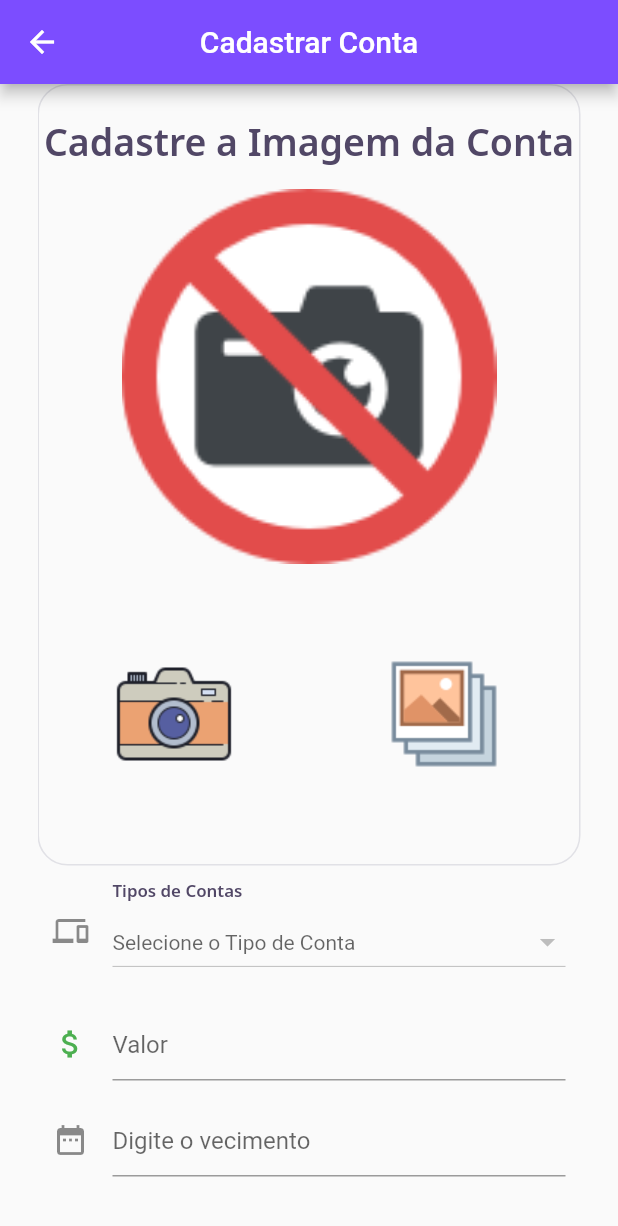
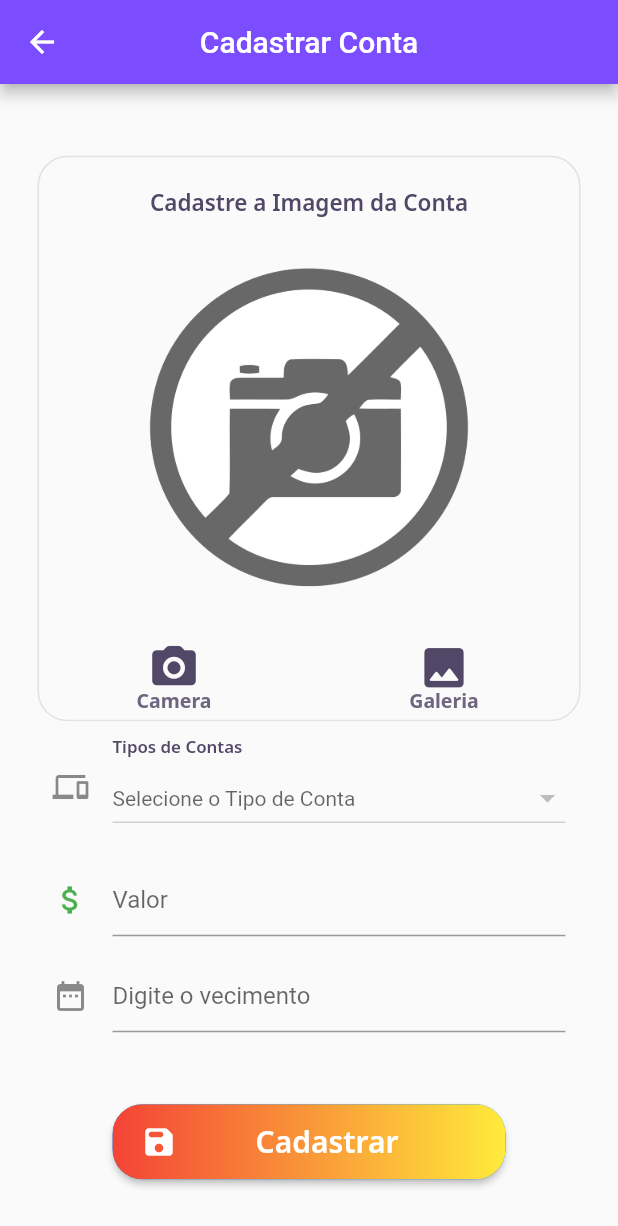
Before and after one commit to MatheusHard/ContasPagas, a Flutter app: the screen it shows after launch, after a tap on "Cadastrar", on a phone screen of 412 x 824 dp. Shown: the top 1226 px of the screen. Run offline on Flutter 3.47's test engine with Material 2 defaults, Android fonts, the phone set to English and light mode, and no system bars; our stand-ins replace flutter_spinkit, google_fonts, image_picker, shared_preferences, sqflite; missing offline and left inert: flutter_gradients; accounts and stored records are empty; network calls fail.

Commit message:
Designer Cadastro Conta iniciando

```diff
--- a/contas_pagas_2021/lib/iu/cadastrar_conta.dart
+++ b/contas_pagas_2021/lib/iu/cadastrar_conta.dart
@@ -5,6 +5,7 @@ import 'dart:io';
 import 'package:flutter/material.dart';
 import 'package:image_picker/image_picker.dart';
 import 'package:pagamento_de_contas/utils/core/app_colors.dart';
+import 'package:pagamento_de_contas/utils/core/app_gradients.dart';
 import 'package:pagamento_de_contas/utils/core/app_images.dart';
 import 'package:pagamento_de_contas/utils/core/app_text_styles.dart';
 import 'package:pagamento_de_contas/helper/db_helper.dart';
@@ -70,7 +71,7 @@ class _Cadastrar_ContaState extends State<Cadastrar_Conta> {
       );
     }else{
       return Image.asset(
-        AppImages.no_camera_icon,
+        AppImages.no_image,
         width: 250,
         height: 250,
         fit: BoxFit.cover,
@@ -195,15 +196,14 @@ class _Cadastrar_ContaState extends State<Cadastrar_Conta> {
            Padding(
              padding: const EdgeInsets.symmetric(horizontal: 25),
              child: Center(
-
                  child:  SingleChildScrollView(
 
                    child: Column(
                      mainAxisAlignment: MainAxisAlignment.center,
-
                      children: <Widget>[
-
-                      Container(
+                        Padding(
+                          padding: const EdgeInsets.only(top: 20),
+                          child: Container(
                           decoration: BoxDecoration(
                           border: Border.all(color: AppColors.border),
                           borderRadius: BorderRadius.circular(20)),
@@ -212,9 +212,8 @@ class _Cadastrar_ContaState extends State<Cadastrar_Conta> {
                               Padding(
                                 padding: const EdgeInsets.only(bottom: 15, top: 20),
                                 child: Text("Cadastre a Imagem da Conta",
-                                  style: AppTextStyles.heading25),
+                                    style: AppTextStyles.heading15),
                                     ),
-
                               getImageWidget(),
 
                               ///***********************/
@@ -222,20 +221,86 @@ class _Cadastrar_ContaState extends State<Cadastrar_Conta> {
                                 mainAxisAlignment:  MainAxisAlignment.spaceBetween,
 
                                 children: [
+
+                              /*********CAMERA BUTTON*********/
                               Expanded(
                                       child:
                               GestureDetector(
-                                      child:    Image.asset(AppImages.icons_camera_100,
-                                        height: 200.0,
-                                        width: 200.0,
+
+                              child: Container(
+                              decoration: BoxDecoration(
+                              borderRadius: BorderRadius.circular(50)),
+                              height: 70,
+                              width: 70,
+                              child: Stack(
+                                     clipBehavior: Clip.none,
+                                     children: [
+
+                                           Center(child:
+                                           Icon(
+                                               Icons.camera_alt_rounded,
+                                               color: AppColors.black,
+                                               size: 35,),),
+
+                                            Align(
+                                                   alignment: Alignment(0, 2.0),
+                                                   child:
+                                                   Padding(
+                                                     padding: const EdgeInsets.only(bottom: 20),
+                                                     child: Text("Camera", style: AppTextStyles.bodyBold,),
+                                                           )
+                                                    )
+                                                 ],
                                                ),
-                                      onTap: (){
+                                             ),
+
+                                           onTap: () {
                                              _getImage(ImageSource.camera);
-                                      },
+
+                                           } //
                                        )),
+
+                                  /*********GALERIA BUTTON*********/
                                   Expanded(
                                       child:
-                                    MaterialButton(
+                                      GestureDetector(
+
+                                        child: Container(
+
+                                          decoration: BoxDecoration(
+
+                                              borderRadius: BorderRadius.circular(50)),
+                                          height: 70,
+                                          width: 70,
+                                          child: Stack(
+                                            clipBehavior: Clip.none,
+                                            children: [
+
+                                              Center(child:
+                                              Icon(
+                                                Icons.image_rounded,
+                                                color: AppColors.black,
+                                                size: 35,),),
+
+                                              Align(
+                                                  alignment: Alignment(0, 2.0),
+                                                  child:
+                                                  Padding(
+                                                    padding: const EdgeInsets.only(bottom: 20),
+                                                    child: Text("Galeria", style: AppTextStyles.bodyBold,),
+                                                  ))
+                                            ],
+                                          ),
+                                        ),
+
+                                        onTap: () {
+                                          _getImage(ImageSource.gallery);
+
+                                        } //
+                                      )
+
+
+                                    /*  MaterialButton(
                                         child:   Image.asset(AppImages.icons_gallery_80,
                                           height: 200.0,
                                           width: 200.0,
@@ -243,13 +308,12 @@ class _Cadastrar_ContaState extends State<Cadastrar_Conta> {
                                         onPressed: (){
                                           _getImage(ImageSource.gallery);
                                         },
-                                    )
-
+                                     )*/
                                   )
                                 ],
-
                               ),
                             ],
+                          ),
                         ),
                       ),
 
--- a/contas_pagas_2021/lib/iu/principal.dart
+++ b/contas_pagas_2021/lib/iu/principal.dart
@@ -23,43 +23,21 @@ class _PrincipalState extends State<Principal> {
         //child:
 
 Padding(
-  padding: const EdgeInsets.all(50.0),
+  padding: const EdgeInsets.symmetric(vertical: 20, horizontal: 35),
   child:   GridView.count(
 
               crossAxisCount: 2,
               childAspectRatio: 1.0,
-              mainAxisSpacing: 4.0,
-              crossAxisSpacing: 4.0,
+              mainAxisSpacing: 6.0,
+              crossAxisSpacing: 6.0,
 
               children: <Widget>[
 
-                      GestureDetector(
-                        onTap: () => Navigator.push(context, MaterialPageRoute(builder: (context) => Cadastrar_Conta(conta: null,))), // handle your image tap here
-                        child:
-                        Image.asset("assets/images/contas.png",
-                          height: 50.0,
-                         width: 50.0,
-                        ),),
-                      GestureDetector(
-                        onTap: () => Navigator.push(context, MaterialPageRoute(builder: (context) => Listar_Contas())), // handle your image tap here
-                        child:
-                            Container(
-                              color: Colors.green,
-                              child:
+                      Card_Principal(icone: Icons.attach_money_sharp, texto: "Cadastrar", cor: AppColors.green, index: 0,),
+                      Card_Principal(icone: Icons.text_snippet_sharp, texto: "Histórico", cor: AppColors.lightRed, index: 1,)
 
-                            Image.asset("assets/images/historico.png",
-                              height: 50.0,
-                              width: 50.0,
-                            ),
-                        )
-
-                      ),
-
-                      Card_Principal(icone: Icons.attach_money_sharp, texto: "Cadastrar", cor: AppColors.green, index: 0,),
-                      Card_Principal(icone: Icons.text_snippet_sharp, texto: "Historico", cor: AppColors.lightRed, index: 1,)
-
-              ],
-                ),
+                              ],
+                  ),
               )
          );
 
--- a/contas_pagas_2021/lib/utils/core/app_gradients.dart
+++ b/contas_pagas_2021/lib/utils/core/app_gradients.dart
@@ -18,4 +18,10 @@ class AppGradients {
     center: Alignment.center,
     radius: 0.5,
   );
+
+  static final phoenix = FlutterGradients.phoenixStart(
+    type: GradientType.sweep,
+    center: Alignment.center,
+    radius: 0.5,
+  );
 }
--- a/contas_pagas_2021/lib/utils/core/app_images.dart
+++ b/contas_pagas_2021/lib/utils/core/app_images.dart
@@ -13,6 +13,8 @@ class AppImages {
   static String get icons_camera_100 => "assets/images/icons_camera_100.png";
   static String get icons_gallery_80 => "assets/images/icons_gallery_80.png";
   static String get no_camera_icon => "assets/images/no_camera_icon.png";
+  static String get no_image => "assets/images/no_image.png";
+
 
 
 
```
Also changed, not shown: contas_pagas_2021/lib/home/widgets/cards/card_imagem.dart (added, +80 -0 lines), contas_pagas_2021/assets/images/no_image.png (added). Lines whose indentation alone changed are shown as unchanged.
